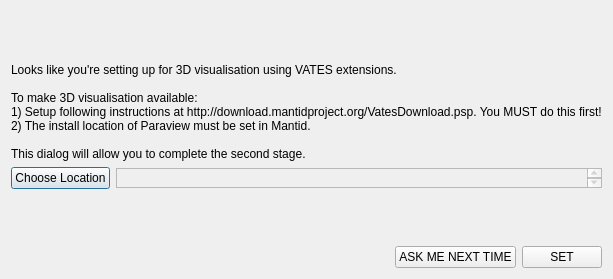
Above: Code/Mantid/MantidPlot/src/Mantid/SetUpParaview.ui from mantidproject/mantid before the change. Below: the same form after it.
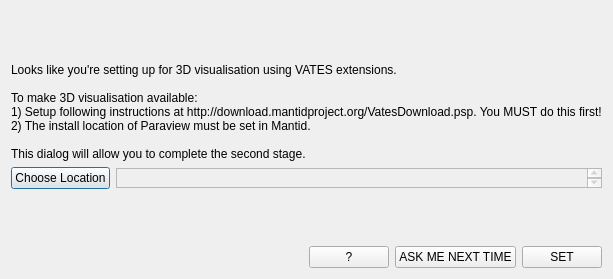
That is the form after the change. Icons and pictures are not drawn.

Commit message: refs #4741 #4839. Help added.

```diff
--- a/Code/Mantid/MantidPlot/src/Mantid/SetUpParaview.ui
+++ b/Code/Mantid/MantidPlot/src/Mantid/SetUpParaview.ui
@@ -120,6 +120,16 @@
        </property>
       </spacer>
      </item>
+     <item>
+      <widget class="QPushButton" name="btn_help">
+       <property name="toolTip">
+        <string>Help</string>
+       </property>
+       <property name="text">
+        <string>?</string>
+       </property>
+      </widget>
+     </item>
      <item>
       <widget class="QPushButton" name="btn_cancel">
        <property name="text">
```
Left out of the diff: 2 changed lines with no effect on the pictures. The commit also changes 2 other files.
